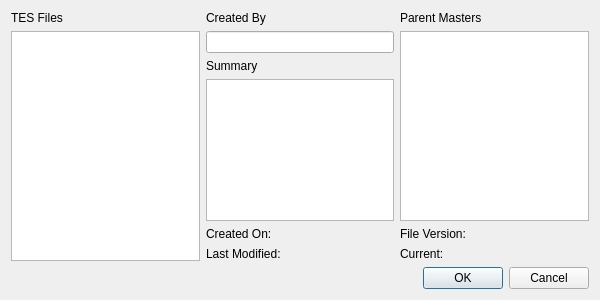
Qt form ui/datadialog.ui (Open-CK/OpenCK) before a commit.
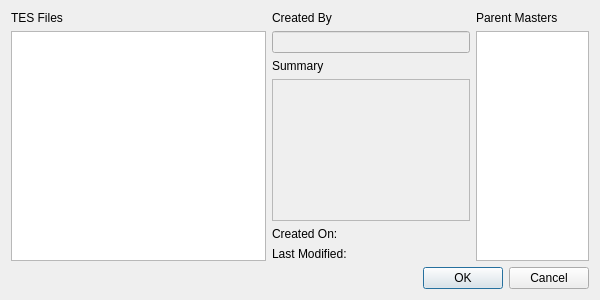
The same form after that commit.

```diff
--- a/ui/datadialog.ui
+++ b/ui/datadialog.ui
@@ -21,7 +21,7 @@
   </property>
   <layout class="QVBoxLayout" name="verticalLayout_3">
    <item>
-    <layout class="QHBoxLayout" name="horizontalLayout_4">
+    <layout class="QHBoxLayout" name="horizontalLayout_4" stretch="45,35,20">
      <item>
       <layout class="QVBoxLayout" name="verticalLayout_2">
        <item>
@@ -46,7 +46,11 @@
         </widget>
        </item>
        <item>
-        <widget class="QLineEdit" name="authorLineEdit"/>
+        <widget class="QLineEdit" name="authorLineEdit">
+         <property name="enabled">
+          <bool>false</bool>
+         </property>
+        </widget>
        </item>
        <item>
         <widget class="QLabel" name="label_3">
@@ -56,7 +60,11 @@
         </widget>
        </item>
        <item>
-        <widget class="QPlainTextEdit" name="descriptionTextEdit"/>
+        <widget class="QPlainTextEdit" name="descriptionTextEdit">
+         <property name="enabled">
+          <bool>false</bool>
+         </property>
+        </widget>
        </item>
        <item>
         <layout class="QVBoxLayout" name="verticalLayout_6">
@@ -79,7 +87,7 @@
       </layout>
      </item>
      <item>
-      <layout class="QVBoxLayout" name="verticalLayout_5">
+      <layout class="QVBoxLayout" name="verticalLayout_1" stretch="0,0,0">
        <item>
         <widget class="QLabel" name="label_4">
          <property name="text">
@@ -91,22 +99,7 @@
         <widget class="QListView" name="mastersListView"/>
        </item>
        <item>
-        <layout class="QVBoxLayout" name="verticalLayout_7">
-         <item>
-          <widget class="QLabel" name="versionLabel">
-           <property name="text">
-            <string>File Version:</string>
-           </property>
-          </widget>
-         </item>
-         <item>
-          <widget class="QLabel" name="currentVersionLabel">
-           <property name="text">
-            <string>Current:</string>
-           </property>
-          </widget>
-         </item>
-        </layout>
+        <layout class="QVBoxLayout" name="verticalLayout_7"/>
        </item>
       </layout>
      </item>
```
